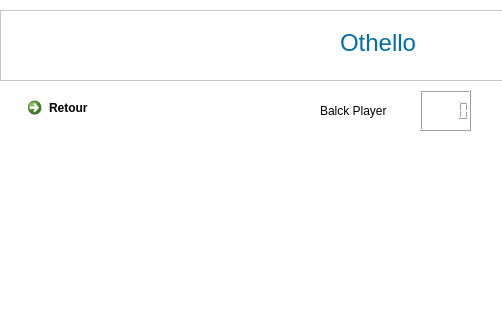
Qt form InterfaceGraphique/mainwindow.ui (LouisTrezzini/tdlog-boardgame-ai) before a commit; both pictures show x 0 to 502 and y 0 to 320 of the 756 by 856 pixel window.
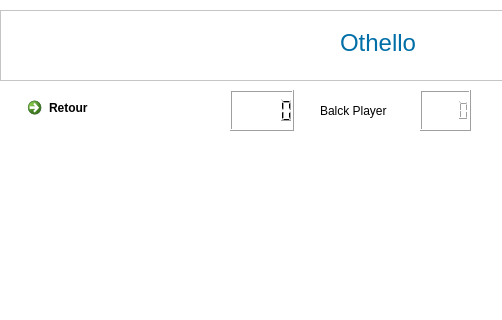
The same form after that commit. The open tabs and pages were chosen to show the change. Icons and pictures are not drawn.

Commit message: Modification des MinMax et RandomPlayer : intégration d'une limite de temps dans le jeu. Modification d'interface graphique pour intégrer un timer.

```diff
--- a/InterfaceGraphique/mainwindow.ui
+++ b/InterfaceGraphique/mainwindow.ui
@@ -223,6 +223,16 @@
        <string>White Player</string>
       </property>
      </widget>
+     <widget class="QLCDNumber" name="timer">
+      <property name="geometry">
+       <rect>
+        <x>230</x>
+        <y>10</y>
+        <width>64</width>
+        <height>41</height>
+       </rect>
+      </property>
+     </widget>
     </widget>
    </widget>
    <widget class="QTextEdit" name="Title">
```
Left out of the diff: 2 changed lines with no effect on the pictures. The commit also changes 17 other files.
